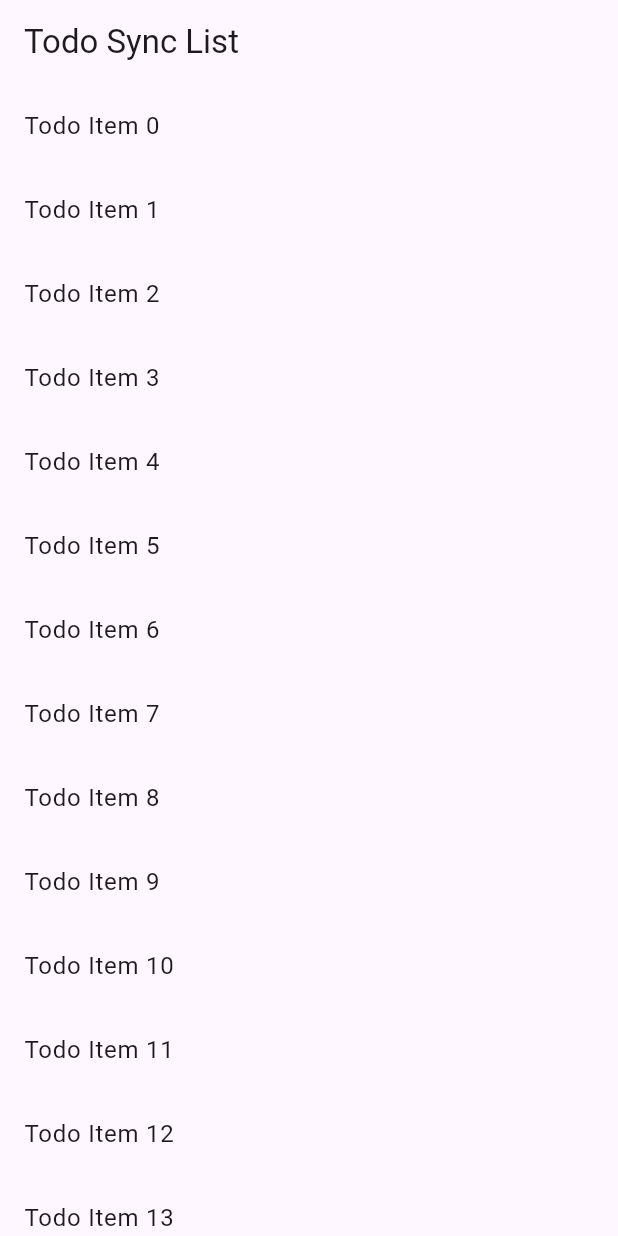
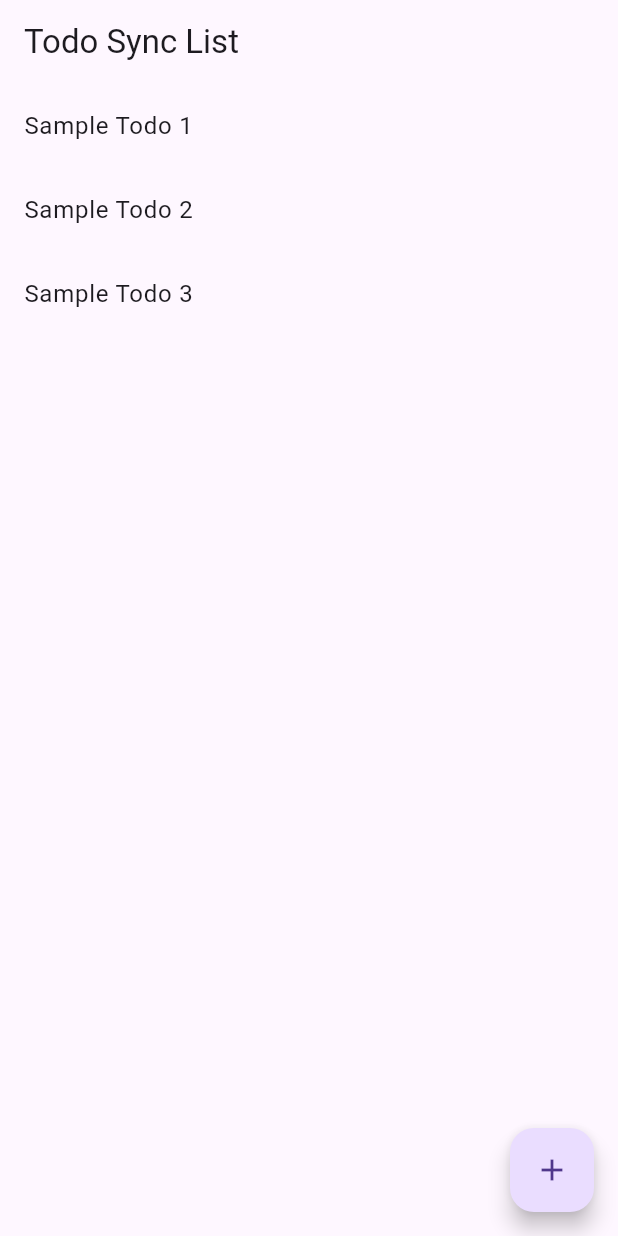
Before and after one commit to AnishBaniya1/Flutter-Learning, a Flutter app: the screen it shows after launch, on a phone screen of 412 x 824 dp. Run offline on Flutter 3.47's test engine with Material 3 defaults, Android fonts, the phone set to English and light mode, and no system bars; our stand-ins replace cached_network_image, faker, file_picker, firebase_auth, firebase_core, flutter_bloc and 5 more; accounts and stored records are empty; generated files the repository leaves out were written again.

Commit message:
feat: implement todo list functionality with add and remove features

```diff
--- a/Flutter/riverpod_proj/lib/main.dart
+++ b/Flutter/riverpod_proj/lib/main.dart
@@ -1,8 +1,9 @@
 import 'package:flutter/material.dart';
+import 'package:flutter_riverpod/flutter_riverpod.dart';
 import 'package:riverpod_proj/ui/screens/todo_sync_list_screen.dart';
 
 void main() {
-  runApp(App());
+  runApp(ProviderScope(child: App()));
 }
 
 class App extends StatelessWidget {
--- a/Flutter/riverpod_proj/lib/ui/screens/todo_sync_list_screen.dart
+++ b/Flutter/riverpod_proj/lib/ui/screens/todo_sync_list_screen.dart
@@ -1,15 +1,40 @@
 import 'package:flutter/material.dart';
+import 'package:flutter_riverpod/flutter_riverpod.dart';
+import 'package:riverpod_proj/core/controllers/sync_todolist_notifier.dart';
 
-class TodoSyncListScreen extends StatelessWidget {
+class TodoSyncListScreen extends ConsumerWidget {
   const TodoSyncListScreen({super.key});
 
   @override
-  Widget build(BuildContext context) {
+  Widget build(BuildContext context, WidgetRef ref) {
+    final state = ref.watch(syncTodolistProvider);
+    final stateNotifier = ref.read(syncTodolistProvider.notifier);
     return Scaffold(
       appBar: AppBar(title: const Text('Todo Sync List')),
+      floatingActionButton: FloatingActionButton(
+        onPressed: () {
+          stateNotifier.addTodoItem();
+        },
+        child: const Icon(Icons.add),
+      ),
       body: ListView.builder(
+        itemCount: state.items.length,
         itemBuilder: (context, index) {
-          return ListTile(title: Text("Todo Item $index"));
+          final item = state.items[index];
+          return Dismissible(
+            key: ValueKey("${item.title}$index"),
+            background: Container(
+              color: Colors.red,
+              alignment: Alignment.centerRight,
+              padding: const EdgeInsets.only(right: 20),
+              child: const Icon(Icons.delete, color: Colors.white),
+            ),
+            confirmDismiss: (_) {
+              stateNotifier.removeTodoItem(index);
+              return Future.value(true);
+            },
+            child: ListTile(onTap: () {}, title: Text(item.title)),
+          );
         },
       ),
     );
```
Also changed, not shown: Flutter/riverpod_proj/lib/core/controllers/sync_todolist_notifier.dart (+23 -1 lines).
